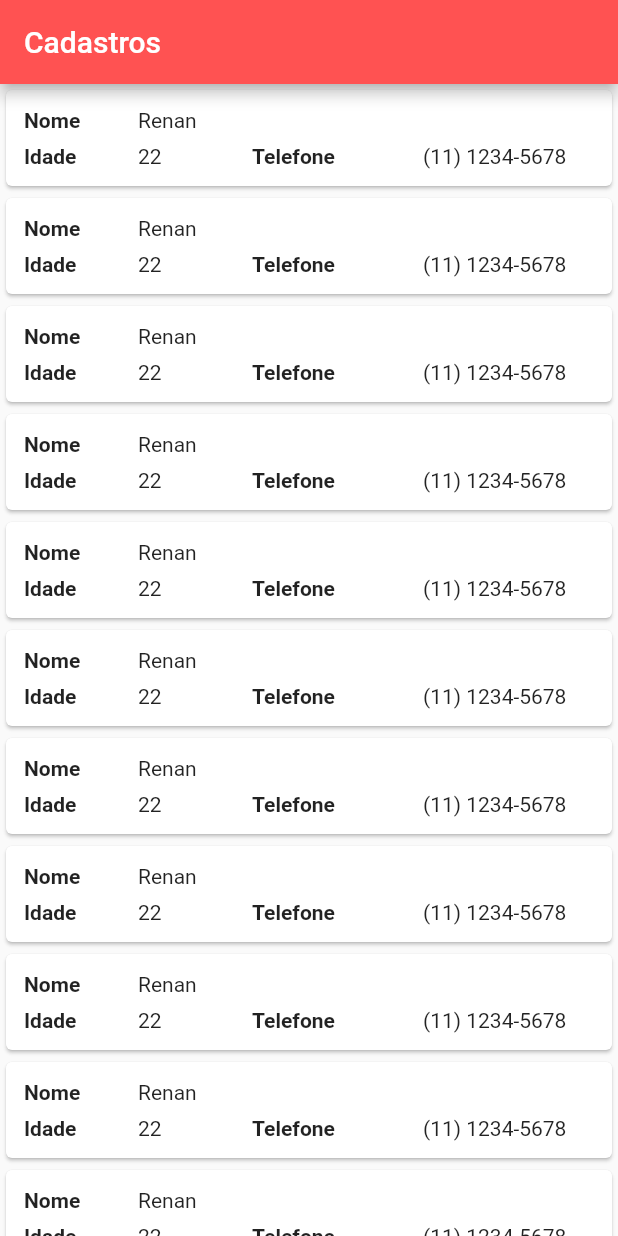
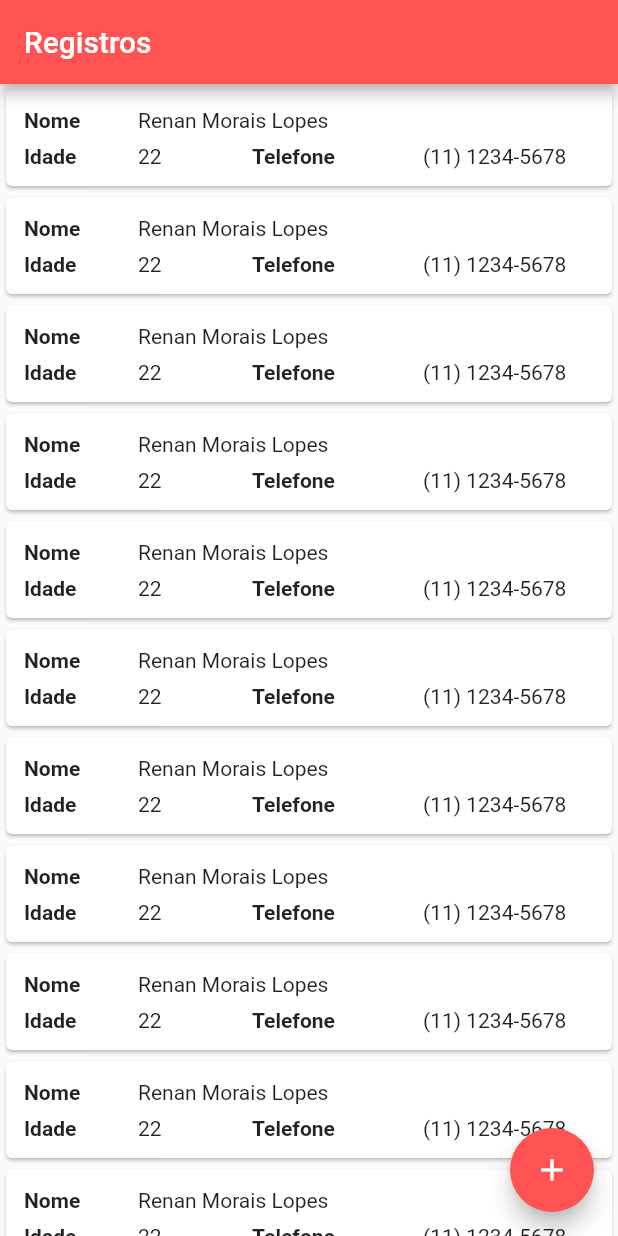
Before and after one commit to RenanLopes77/FlutterSimpleForm, a Flutter app: the screen it shows after launch, on a phone screen of 412 x 824 dp. Run offline on Flutter 3.47's test engine with Material 2 defaults, Android fonts, the phone set to English and light mode, and no system bars.

Commit message:
Folders Organization & Add Page Form

```diff
--- /dev/null
+++ b/lib/form/my_form.dart
@@ -0,0 +1,13 @@
+import 'package:flutter/material.dart';
+
+class MyForm extends StatelessWidget {
+  @override
+  Widget build(BuildContext context) {
+    return Scaffold(
+      appBar: AppBar(
+        title: Text('Formulário'),
+      ),
+      body: Text('Meu texto'),
+    );
+  }
+}
--- a/lib/main.dart
+++ b/lib/main.dart
@@ -1,101 +1,28 @@
 import 'package:flutter/material.dart';
+import './register/registers.dart';
+import './form/my_form.dart';
 
-void main() => runApp(MyForm());
+void main() => runApp(MaterialApp(home: MyApp()));
 
-class MyForm extends StatelessWidget {
+class MyApp extends StatelessWidget {
   @override
   Widget build(BuildContext context) {
-    return MaterialApp(
-      title: 'Cadastros',
-      theme: ThemeData(
-        primaryColor: Colors.redAccent,
+    return Scaffold(
+      appBar: AppBar(
+        title: Text('Registros'),
+        backgroundColor: Colors.redAccent,
       ),
-      home: Scaffold(
-        appBar: AppBar(
-          title: Text('Cadastros'),
-        ),
-        body: Registers(),
+      body: Registers(),
+      floatingActionButton: FloatingActionButton(
+        child: Icon(Icons.add),
+        backgroundColor: Colors.redAccent,
+        onPressed: () {
+          Navigator.push(
+            context,
+            MaterialPageRoute(builder: (context) => MyForm()),
+          );
+        },
       ),
     );
   }
 }
-
-class Registers extends StatefulWidget {
-  @override
-  _RegistersState createState() => _RegistersState();
-}
-
-class _RegistersState extends State<Registers> {
-  final items = List<String>.generate(50, (i) => "Item $i");
-
-  @override
-  Widget build(BuildContext context) {
-    return ListView.builder(
-      itemCount: items.length,
-      itemBuilder: (context, index) {
-        return new RegisterDetails(index: index);
-      },
-    );
-  }
-}
-
-class RegisterDetails extends StatelessWidget {
-  final int index;
-
-  RegisterDetails({this.index});
-
-  @override
-  Widget build(BuildContext context) {
-    return Card(
-        margin: EdgeInsets.fromLTRB(4, 4, 4, 4),
-        child: Padding(
-          padding: const EdgeInsets.all(8.0),
-          child: Column(
-            mainAxisAlignment: MainAxisAlignment.spaceAround,
-            children: <Widget>[
-              Padding(
-                padding: const EdgeInsets.all(4.0),
-                child: Row(
-                  children: <Widget>[
-                    Expanded(
-                      child: Text('Nome',
-                          style: TextStyle(fontWeight: FontWeight.bold)),
-                      flex: 1,
-                    ),
-                    Expanded(
-                      child: Text('Renan'),
-                      flex: 4,
-                    ),
-                  ],
-                ),
-              ),
-              Padding(
-                padding: const EdgeInsets.all(4.0),
-                child: Row(
-                  children: <Widget>[
-                    Expanded(
-                      child: Text('Idade',
-                          style: TextStyle(fontWeight: FontWeight.bold)),
-                      flex: 2,
-                    ),
-                    Expanded(
-                      child: Text('22'),
-                      flex: 2,
-                    ),
-                    Expanded(
-                      child: Text('Telefone',
-                          style: TextStyle(fontWeight: FontWeight.bold)),
-                      flex: 3,
-                    ),
-                    Expanded(
-                      child: Text('(11) 1234-5678'),
-                      flex: 3,
-                    ),
-                  ],
-                ),
-              ),
-            ],
-          ),
-        ));
-  }
-}
--- /dev/null
+++ b/lib/register/register_details.dart
@@ -0,0 +1,63 @@
+import 'package:flutter/material.dart';
+
+class RegisterDetails extends StatelessWidget {
+  final int index;
+
+  RegisterDetails({this.index});
+
+  @override
+  Widget build(BuildContext context) {
+    final TextStyle boldText = TextStyle(fontWeight: FontWeight.bold);
+    return Card(
+        margin: EdgeInsets.fromLTRB(4, 4, 4, 4),
+        child: Padding(
+          padding: const EdgeInsets.all(8.0),
+          child: Column(
+            mainAxisAlignment: MainAxisAlignment.spaceAround,
+            children: <Widget>[
+              Padding(
+                padding: const EdgeInsets.all(4.0),
+                child: Row(
+                  children: <Widget>[
+                    Expanded(
+                      child: Text('Nome',
+                          style: boldText),
+                      flex: 1,
+                    ),
+                    Expanded(
+                      child: Text('Renan Morais Lopes'),
+                      flex: 4,
+                    ),
+                  ],
+                ),
+              ),
+              Padding(
+                padding: const EdgeInsets.all(4.0),
+                child: Row(
+                  children: <Widget>[
+                    Expanded(
+                      child: Text('Idade',
+                          style: boldText),
+                      flex: 2,
+                    ),
+                    Expanded(
+                      child: Text('22'),
+                      flex: 2,
+                    ),
+                    Expanded(
+                      child: Text('Telefone',
+                          style: boldText),
+                      flex: 3,
+                    ),
+                    Expanded(
+                      child: Text('(11) 1234-5678'),
+                      flex: 3,
+                    ),
+                  ],
+                ),
+              ),
+            ],
+          ),
+        ));
+  }
+}
--- /dev/null
+++ b/lib/register/registers.dart
@@ -0,0 +1,21 @@
+import 'package:flutter/material.dart';
+import './register_details.dart';
+
+class Registers extends StatefulWidget {
+  @override
+  _RegistersState createState() => _RegistersState();
+}
+
+class _RegistersState extends State<Registers> {
+  final items = List<String>.generate(50, (i) => "Item $i");
+
+  @override
+  Widget build(BuildContext context) {
+    return ListView.builder(
+      itemCount: items.length,
+      itemBuilder: (context, index) {
+        return new RegisterDetails(index: index);
+      },
+    );
+  }
+}
```
